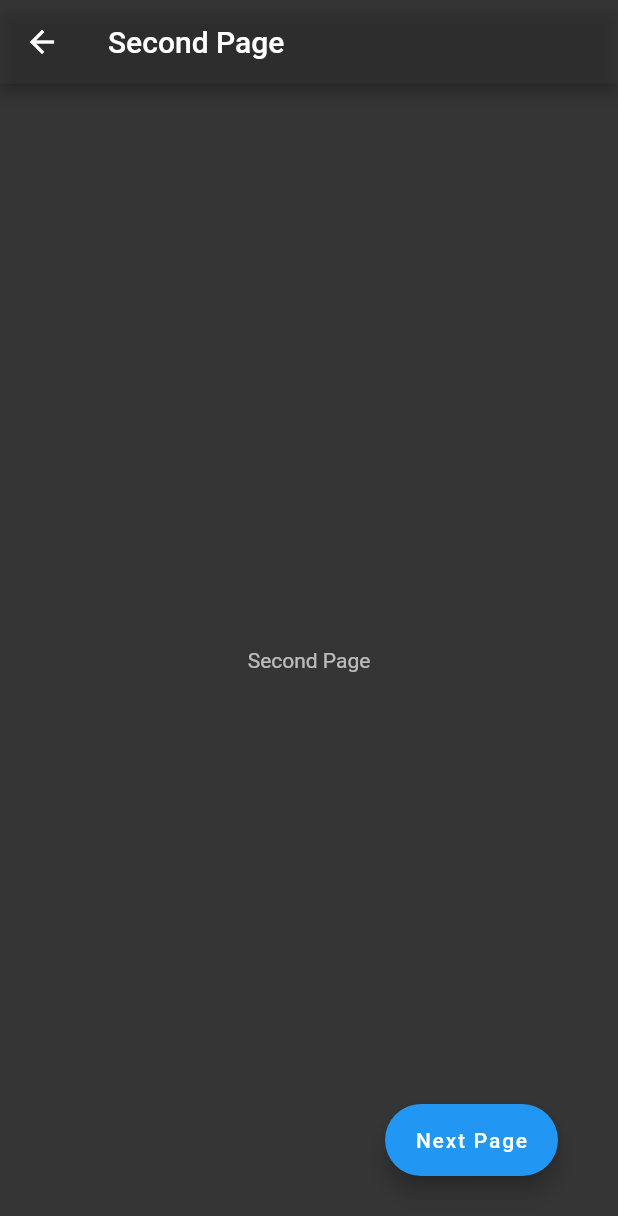
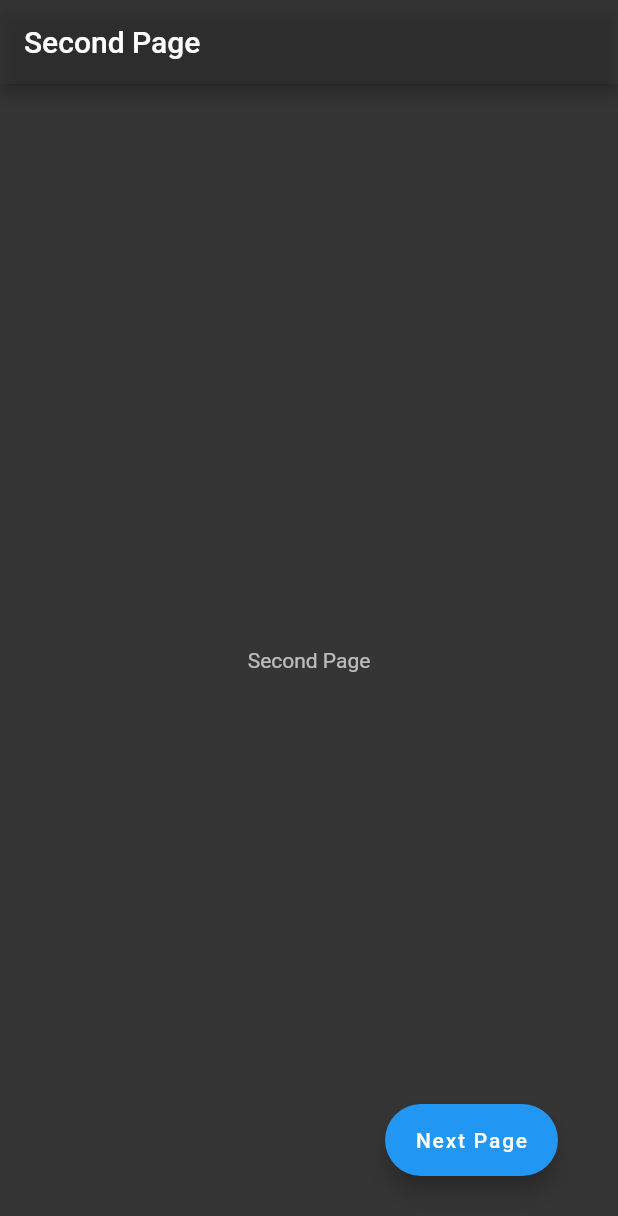
Before and after one commit to bloodvas/Flutter_Routes, a Flutter app: the screen it shows after launch, after a tap on "Next Page", on a phone screen of 412 x 824 dp. Shown: the top 1216 px of the screen. Run offline on Flutter 3.47's test engine with Material 2 defaults, Android fonts, the phone set to English and light mode, and no system bars.

```diff
--- a/lib/main.dart
+++ b/lib/main.dart
@@ -1,5 +1,3 @@
-import 'dart:developer';
-
 import 'package:flutter/material.dart';
 
 void main() {
@@ -27,7 +25,7 @@ class MyApp extends StatelessWidget {
             ),
         '/screen4': (BuildContext context) => const Fourth(
               title: 'Fourth Page',
-              nextPage: '/',
+              nextPage: '/screen2',
             ),
       },
     );
@@ -154,7 +152,11 @@ class MyStack extends StatelessWidget {
             padding: const EdgeInsetsDirectional.all(40),
             child: FloatingActionButton.extended(
               onPressed: () {
-                Navigator.of(context).pushNamed(nextPage);
+                if (nextPage == '/screen2') {
+                  Navigator.of(context).pushReplacementNamed(nextPage);
+                } else {
+                  Navigator.of(context).pushNamed(nextPage);
+                }
               },
               label: const Text('Next Page', style: TextStyle()),
             ),
@@ -186,7 +188,7 @@ class MyDialog extends StatelessWidget {
               children: [
                 TextButton(
                   onPressed: () => Navigator.of(context)
-                      .pushNamedAndRemoveUntil('/', (route) => false),
+                      .pushNamedAndRemoveUntil('/screen2', (route) => false),
                   child: const Text(
                     'OK',
                     style: TextStyle(color: Color.fromARGB(157, 41, 41, 41)),
```
